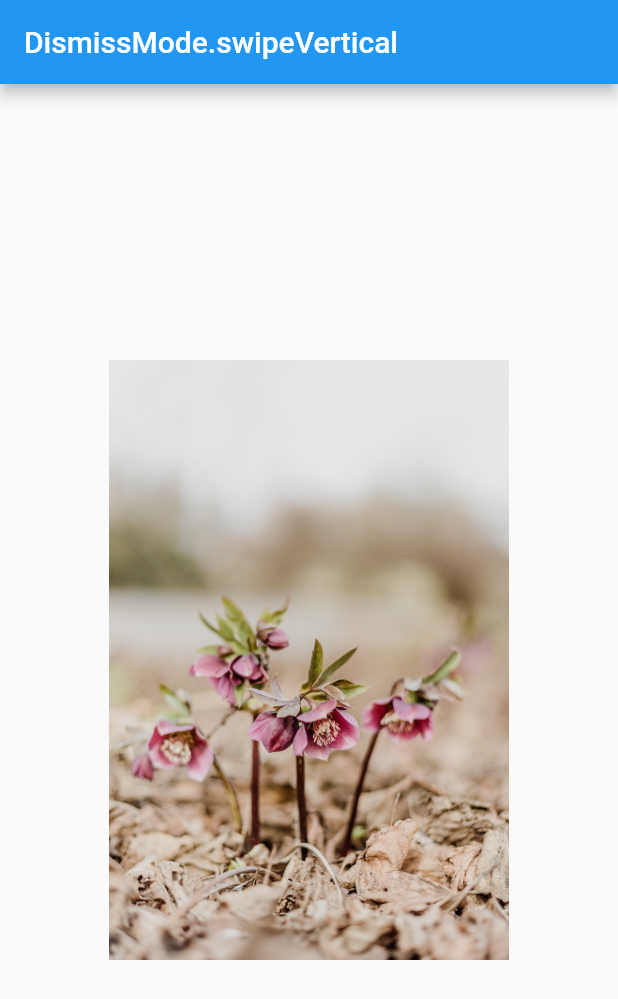
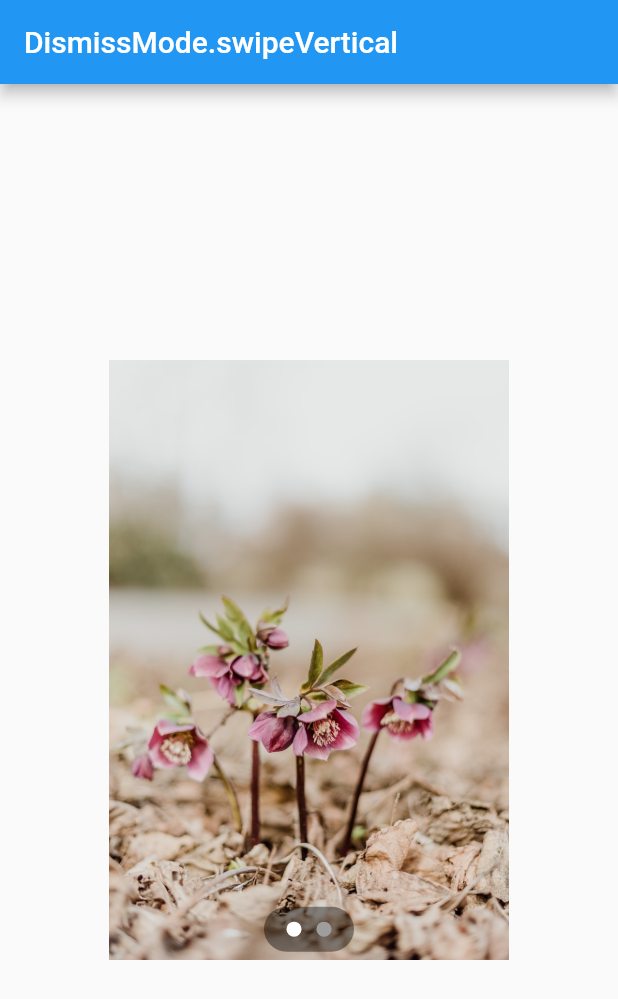
Before and after one commit to tuoku/photox, a Flutter app: the screen it shows after launch, on a phone screen of 412 x 824 dp. Shown: the top 999 px of the screen. Run offline on Flutter 3.47's test engine with Material 2 defaults, Android fonts, the phone set to English and light mode, and no system bars; our stand-ins replace cached_network_image, photo_view.

Commit message:
add pageindicator

```diff
--- a/example/lib/main.dart
+++ b/example/lib/main.dart
@@ -41,7 +41,7 @@ class _MyHomePageState extends State<MyHomePage> {
             SizedBox(
                 height: 400,
                 width: MediaQuery.of(context).size.width,
-                child: PhotoX(dismissMode: DismissMode.swipeAny, items: [
+                child: PhotoX(dismissMode: DismissMode.swipeVertical, items: [
                   PhotoXItem(
                       id: "1", resource: "assets/img1.jpeg", isAsset: true),
                   PhotoXItem(
--- /dev/null
+++ b/lib/src/page_indicator.dart
@@ -0,0 +1,46 @@
+import 'package:flutter/material.dart';
+
+class PageIndicator extends StatelessWidget {
+  const PageIndicator(
+      {required this.length,
+      required this.position,
+      required this.activeColor,
+      required this.backgroundColor,
+      required this.bubblePadding,
+      required this.bubbleRadius,
+      required this.inactiveColor,
+      super.key});
+
+  final int length;
+  final int position;
+  final double bubbleRadius;
+  final Color activeColor;
+  final Color inactiveColor;
+  final EdgeInsetsGeometry bubblePadding;
+  final Color backgroundColor;
+
+  @override
+  Widget build(BuildContext context) {
+    return Container(
+      padding: const EdgeInsets.symmetric(vertical: 5, horizontal: 10),
+      decoration: BoxDecoration(
+          shape: BoxShape.rectangle,
+          borderRadius: BorderRadius.circular(16),
+          color: backgroundColor),
+      child: Row(
+        mainAxisSize: MainAxisSize.min,
+        children: List<Widget>.generate(
+            length,
+            (index) => Padding(
+                padding: bubblePadding,
+                child: Container(
+                  height: bubbleRadius,
+                  width: bubbleRadius,
+                  decoration: BoxDecoration(
+                      shape: BoxShape.circle,
+                      color: index == position ? activeColor : inactiveColor),
+                ))),
+      ),
+    );
+  }
+}
--- a/lib/src/photox.dart
+++ b/lib/src/photox.dart
@@ -1,5 +1,6 @@
 import 'package:collection/collection.dart';
 import 'package:flutter/material.dart';
+import 'package:photox/src/page_indicator.dart';
 import 'package:photox/src/routewrapper.dart';
 import 'package:photox/src/thumbnail.dart';
 import 'package:photox/src/dismissmode.dart';
@@ -8,20 +9,71 @@ import 'item.dart';
 
 class PhotoX extends StatelessWidget {
   PhotoX(
-      {required this.items, this.dismissMode = DismissMode.swipeAny, super.key})
+      {required this.items,
+      this.dismissMode = DismissMode.swipeAny,
+      this.showPageIndicator = true,
+      this.pageIndicatorAlignment,
+      this.pageIndicatorActiveColor,
+      this.pageIndicatorBackgroundColor,
+      this.pageIndicatorBubblePadding,
+      this.pageIndicatorBubbleRadius,
+      this.pageIndicatorInactiveColor,
+      super.key})
       : assert(!(dismissMode == DismissMode.swipeAny && items.length >= 2),
             "Must provide only 1 item when using DismissMode.swipeAny");
 
   final List<PhotoXItem> items;
   final DismissMode dismissMode;
+  final bool showPageIndicator;
+  final AlignmentGeometry? pageIndicatorAlignment;
+  final Color? pageIndicatorActiveColor;
+  final Color? pageIndicatorInactiveColor;
+  final double? pageIndicatorBubbleRadius;
+  final EdgeInsetsGeometry? pageIndicatorBubblePadding;
+  final Color? pageIndicatorBackgroundColor;
+
   final _pc = PageController();
   @override
   Widget build(BuildContext context) {
-    return PageView(
-      controller: _pc,
+    final pageNotifier = ValueNotifier<int>(0);
+
+    _pc.addListener(() {
+      if (_pc.page != null) {
+        pageNotifier.value = _pc.page!.round();
+      }
+    });
+
+    return Stack(
       children: [
-        ...items.mapIndexed(
-            (i, e) => PhotoxThumbnail(item: e, onTap: () => open(context, i)))
+        PageView(
+          controller: _pc,
+          children: [
+            ...items.mapIndexed((i, e) =>
+                PhotoxThumbnail(item: e, onTap: () => open(context, i)))
+          ],
+        ),
+        if (items.length > 1 && showPageIndicator)
+          Align(
+            alignment: pageIndicatorAlignment ??
+                Alignment(
+                    Alignment.bottomCenter.x, Alignment.bottomCenter.y - 0.03),
+            child: ValueListenableBuilder<int>(
+              valueListenable: pageNotifier,
+              builder: (context, currentPage, _) {
+                return PageIndicator(
+                  activeColor: pageIndicatorActiveColor ?? Colors.white,
+                  inactiveColor: pageIndicatorInactiveColor ?? Colors.grey,
+                  backgroundColor: pageIndicatorBackgroundColor ??
+                      Colors.black.withOpacity(0.4),
+                  bubblePadding:
+                      pageIndicatorBubblePadding ?? const EdgeInsets.all(5),
+                  bubbleRadius: pageIndicatorBubbleRadius ?? 10,
+                  length: items.length,
+                  position: currentPage,
+                );
+              },
+            ),
+          )
       ],
     );
   }
```
Also changed, not shown: example/pubspec.lock, 6 other files.
